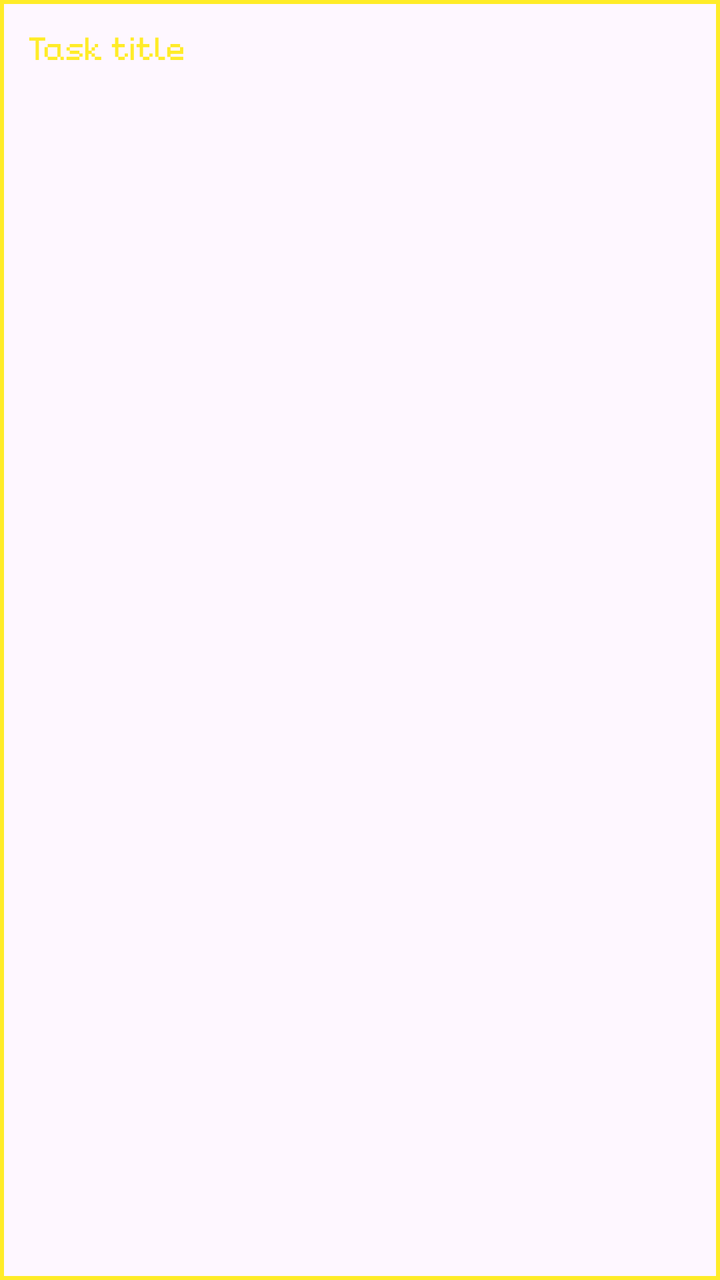
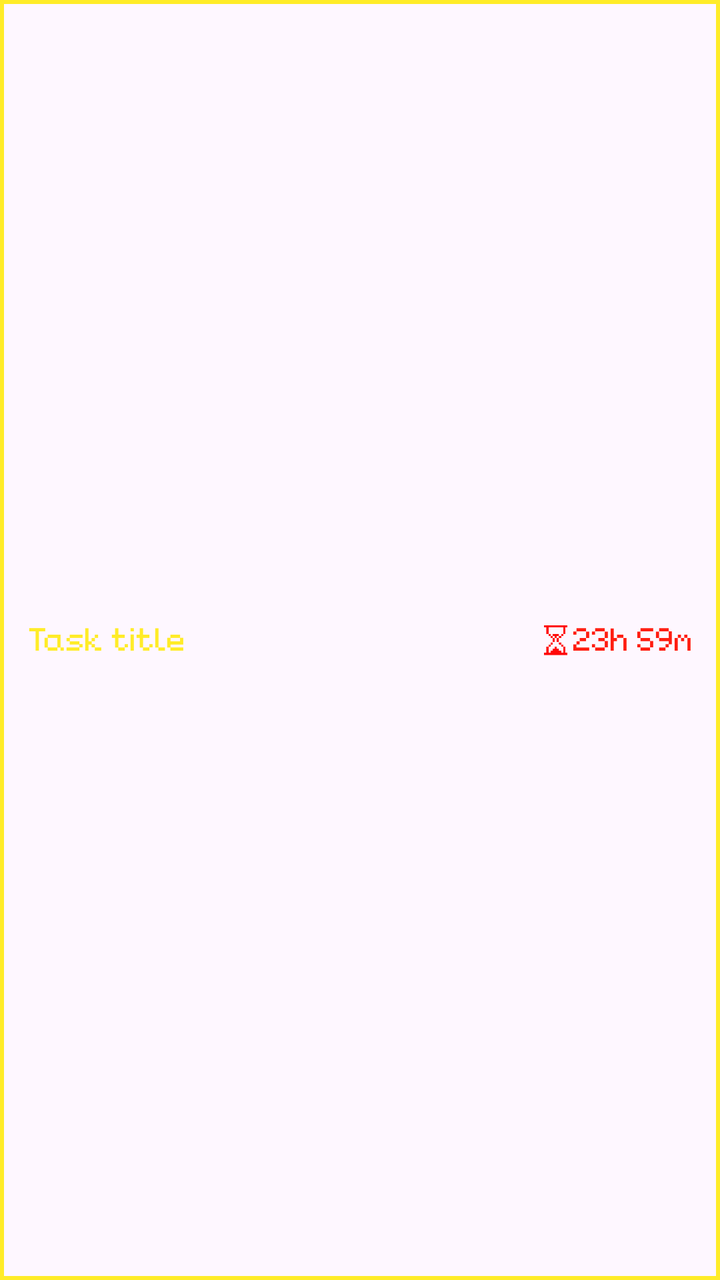

An Android layout rendered at two revisions. The XML below is the earlier revision; the diff shows what the commit changed to produce the second picture.
<!-- AndroidManifest.xml: application theme Theme.VOX -->
<!-- res/layout/item_task.xml -->
<?xml version="1.0" encoding="utf-8"?>
<LinearLayout xmlns:android="http://schemas.android.com/apk/res/android"
    android:layout_width="match_parent"
    android:layout_height="wrap_content"
    android:padding="14dp"
    android:layout_margin="5dp"
    android:orientation="vertical"
    android:background="@drawable/container_m"
    android:layout_marginBottom="10dp">

    <TextView
        android:id="@+id/tvTaskTitle"
        android:layout_width="wrap_content"
        android:layout_height="wrap_content"
        android:text="Task title"
        android:textSize="16sp"
        android:textColor="@color/yellow_main"
        android:fontFamily="@font/lowerpixel"/>
</LinearLayout>
<!-- resources referenced by this layout -->
<resources>
  <color name="yellow_main">#FFEC28</color>
  <!-- drawable container_m (drawable) -->
  <?xml version="1.0" encoding="utf-8"?>
  <shape xmlns:android="http://schemas.android.com/apk/res/android">
      <stroke android:color="@color/yellow_main" android:width="2dp"/>
  </shape>
  <style name="Theme.VOX" parent="Base.Theme.VOX" />
  <style name="Base.Theme.VOX" parent="Theme.Material3.DayNight.NoActionBar">
          
          
      </style>
</resources>

<!-- the commit's change to res/layout/item_task.xml (unified diff, before → after) -->
@@ -4,16 +4,30 @@
     android:layout_height="wrap_content"
     android:padding="14dp"
     android:layout_margin="5dp"
-    android:orientation="vertical"
+    android:gravity="center_vertical"
+    android:orientation="horizontal"
     android:background="@drawable/container_m"
     android:layout_marginBottom="10dp">
 
     <TextView
         android:id="@+id/tvTaskTitle"
-        android:layout_width="wrap_content"
+        android:layout_width="0dp"
+        android:layout_weight="1"
         android:layout_height="wrap_content"
         android:text="Task title"
         android:textSize="16sp"
         android:textColor="@color/yellow_main"
         android:fontFamily="@font/lowerpixel"/>
+    <ImageView
+        android:layout_width="16dp"
+        android:layout_height="16dp"
+        android:src="@drawable/loading_red"/>
+    <TextView
+        android:id="@+id/tvTimeLeft"
+        android:layout_width="wrap_content"
+        android:layout_height="wrap_content"
+        android:text="23h 59m"
+        android:textSize="16sp"
+        android:textColor="@color/red_main"
+        android:fontFamily="@font/lowerpixel"/>
 </LinearLayout>
<!-- resource entries referenced after the edit -->
@@ -1,11 +1,13 @@
 <!-- resources referenced by this layout -->
 <resources>
+  <color name="red_main">#FF1D10</color>
   <color name="yellow_main">#FFEC28</color>
   <!-- drawable container_m (drawable) -->
   <?xml version="1.0" encoding="utf-8"?>
   <shape xmlns:android="http://schemas.android.com/apk/res/android">
       <stroke android:color="@color/yellow_main" android:width="2dp"/>
   </shape>
+  <!-- drawable loading_red: png bitmap (drawable, 589 bytes) -->
   <style name="Theme.VOX" parent="Base.Theme.VOX" />
   <style name="Base.Theme.VOX" parent="Theme.Material3.DayNight.NoActionBar">
           
